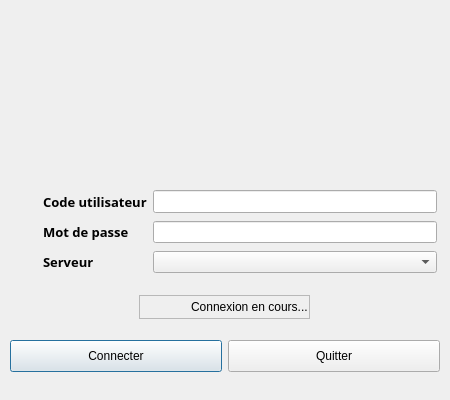
This is client/src/LoginDialog.ui in introlab/openteraplus as Qt 5 draws it before an edit. The edited form follows.
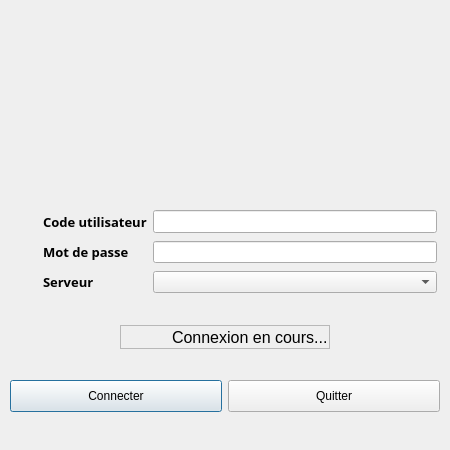
This is the edited form. Icons and pictures are not drawn.

Commit message: Bumped version to 1.0.0, Display error string at login and adequate error code (HTTP)

What changed in the file:
```diff
--- a/client/src/LoginDialog.ui
+++ b/client/src/LoginDialog.ui
@@ -10,7 +10,7 @@
     <x>0</x>
     <y>0</y>
     <width>450</width>
-    <height>400</height>
+    <height>450</height>
    </rect>
   </property>
   <property name="sizePolicy">
@@ -28,7 +28,7 @@
   <property name="maximumSize">
    <size>
     <width>450</width>
-    <height>400</height>
+    <height>450</height>
    </size>
   </property>
   <property name="windowTitle">
@@ -471,12 +471,20 @@
       </item>
       <item>
        <widget class="QLabel" name="lblMessage">
+        <property name="font">
+         <font>
+          <pointsize>12</pointsize>
+         </font>
+        </property>
         <property name="text">
          <string>Connexion en cours...</string>
         </property>
         <property name="textFormat">
          <enum>Qt::AutoText</enum>
         </property>
+        <property name="wordWrap">
+         <bool>true</bool>
+        </property>
        </widget>
       </item>
      </layout>
```
The commit also changes 4 other files.
